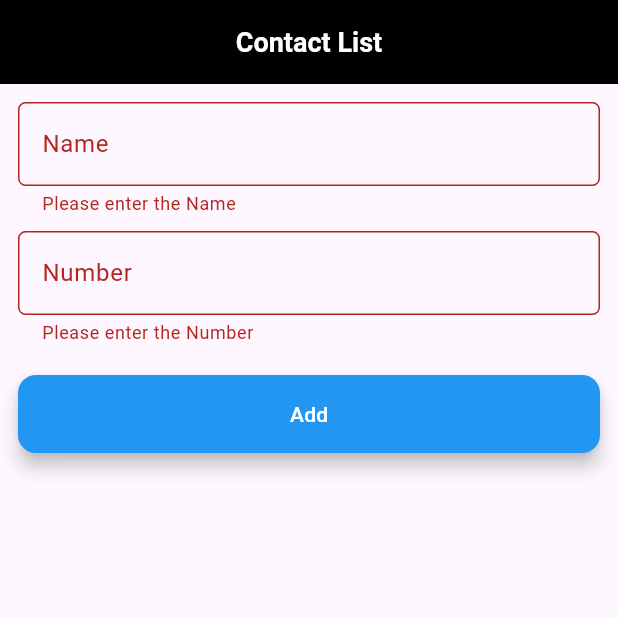
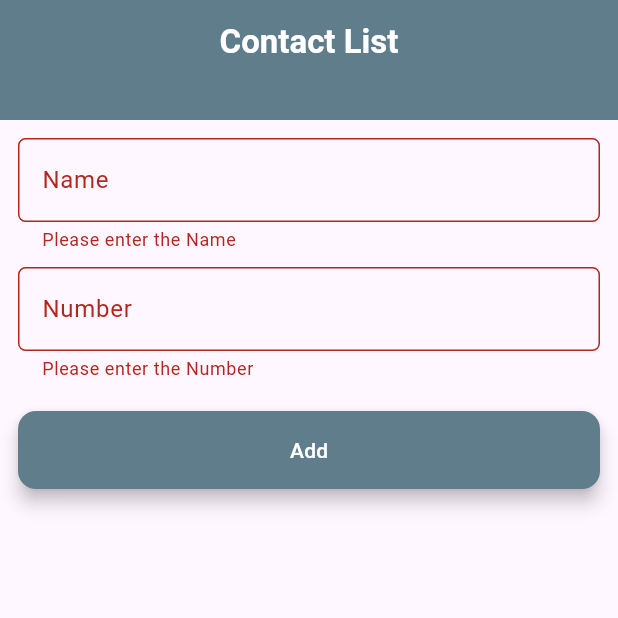
Before and after one commit to shahriarEfti/contact_list, a Flutter app: the screen it shows after launch, after a tap on "Add", on a phone screen of 412 x 824 dp, the top half of it. Run offline on Flutter 3.47's test engine with Material 3 defaults, Android fonts, the phone set to English and light mode, and no system bars; our stand-ins replace gap.

Commit message:
add custom AppBar

```diff
--- a/lib/app.dart
+++ b/lib/app.dart
@@ -2,15 +2,31 @@ import 'package:contact_list/ui/Screens/home_screen.dart';
 import 'package:flutter/cupertino.dart';
 import 'package:flutter/material.dart';
 
-class  ContactList extends StatelessWidget {
-  const  ContactList({super.key});
+class ContactList extends StatelessWidget {
+  const ContactList({super.key});
 
   @override
   Widget build(BuildContext context) {
     return MaterialApp(
+      theme: ThemeData(
+        appBarTheme: AppBarTheme(
+
+          backgroundColor: Colors.blueGrey,
+        ),
+        elevatedButtonTheme: ElevatedButtonThemeData(
+          style: ElevatedButton.styleFrom(
+            foregroundColor: Colors.white,
+            backgroundColor: Colors.blueGrey,
+            padding: EdgeInsets.symmetric(vertical: 16.0),
+            shape: RoundedRectangleBorder(
+              borderRadius: BorderRadius.circular(12.0),
+            ),
+            elevation: 5,
+          ),
+        ),
+      ),
       debugShowCheckedModeBanner: false,
       home: HomeScreen(),
-
     );
   }
 }
--- a/lib/ui/Screens/home_screen.dart
+++ b/lib/ui/Screens/home_screen.dart
@@ -1,3 +1,4 @@
+import 'package:contact_list/ui/Widgets/custom_appbar.dart';
 import 'package:flutter/material.dart';
 import 'package:gap/gap.dart';
 
@@ -14,8 +15,14 @@ class _HomeScreenState extends State<HomeScreen> {
   final GlobalKey<FormState> _formkey = GlobalKey<FormState>();
 
   List<Map<String, String>> _contacts = [];
+  AutovalidateMode _autovalidateMode = AutovalidateMode.disabled;
 
   void _addContact() {
+    setState(() {
+      _autovalidateMode = AutovalidateMode.onUserInteraction;
+    });
+
+
       if (_formkey.currentState!.validate()) {
         setState(() {
           _contacts.add({
@@ -24,19 +31,16 @@ class _HomeScreenState extends State<HomeScreen> {
           });
           _nameTEcontroller.clear();
           _numberTEcontroller.clear();
+          _autovalidateMode = AutovalidateMode.disabled;
         });
       }
     }
-
 
     void _deleteContact(int index) {
       setState(() {
         _contacts.removeAt(index);
       });
     }
-
-
-
 
     Future<void> _showDeleteConfirmationDialog(int index) async {
       return showDialog<void>(
@@ -72,28 +76,22 @@ class _HomeScreenState extends State<HomeScreen> {
       );
     }
 
-
+    @override
+    void dispose() {
+      _nameTEcontroller.dispose();
+      _numberTEcontroller.dispose();
+      super.dispose();
+    }
 
     @override
     Widget build(BuildContext context) {
       return Scaffold(
-      appBar: AppBar(
-        backgroundColor: Colors.black,
-        title: Center(
-          child: Text(
-            "Contact List",
-            style: TextStyle(
-              color: Colors.white,
-              fontSize: 18,
-              fontWeight: FontWeight.bold,
-            ),
-          ),
-        ),
-      ),
+        appBar: CustomAppBar(title: "Contact List"),
         body: Padding(
           padding: const EdgeInsets.all(12),
           child: Form(
             key: _formkey,
+            autovalidateMode: _autovalidateMode,
             child: Column(
               children: [
                 TextFormField(
@@ -105,9 +103,11 @@ class _HomeScreenState extends State<HomeScreen> {
                       borderRadius: BorderRadius.circular(5),
                     ),
                   ),
-                autovalidateMode: AutovalidateMode.onUserInteraction,
+
                   validator: (String? value) {
-                  if (value?.trim().isEmpty ?? true) {
+                    if (value
+                        ?.trim()
+                        .isEmpty ?? true) {
                       return "Please enter the Name";
                     }
                     return null;
@@ -123,9 +123,11 @@ class _HomeScreenState extends State<HomeScreen> {
                       borderRadius: BorderRadius.circular(5),
                     ),
                   ),
-                autovalidateMode: AutovalidateMode.onUserInteraction,
+
                   validator: (String? value) {
-                  if (value?.trim().isEmpty ?? true) {
+                    if (value
+                        ?.trim()
+                        .isEmpty ?? true) {
                       return "Please enter the Number";
                     }
                     return null;
@@ -133,18 +135,12 @@ class _HomeScreenState extends State<HomeScreen> {
                 ),
                 Gap(20),
                 SizedBox(
-                width: MediaQuery.of(context).size.width,
+                  width: MediaQuery
+                      .of(context)
+                      .size
+                      .width,
                   child: ElevatedButton(
                     onPressed: _addContact,
-                  style: ElevatedButton.styleFrom(
-                    foregroundColor: Colors.white,
-                    backgroundColor: Colors.blue,
-                    padding: EdgeInsets.symmetric(vertical: 16.0),
-                    shape: RoundedRectangleBorder(
-                      borderRadius: BorderRadius.circular(12.0),
-                    ),
-                    elevation: 5,
-                  ),
                     child: Text("Add"),
                   ),
                 ),
@@ -157,8 +153,7 @@ class _HomeScreenState extends State<HomeScreen> {
                         onLongPress: () {
                           _showDeleteConfirmationDialog(index);
                         },
-
-                      child:ListTile(
+                        child: ListTile(
                           title: Text(
                             _contacts[index]['name']!,
                             style: TextStyle(
@@ -195,7 +190,8 @@ class _HomeScreenState extends State<HomeScreen> {
                           shape: RoundedRectangleBorder(
                             borderRadius: BorderRadius.circular(10.0),
                           ),
-                      ),);
+                        ),
+                      );
                     },
                     separatorBuilder: (context, index) {
                       return Divider(
--- /dev/null
+++ b/lib/ui/Widgets/custom_appbar.dart
@@ -0,0 +1,34 @@
+import 'package:flutter/material.dart';
+
+class CustomAppBar extends StatelessWidget implements PreferredSizeWidget {
+  final String title;
+
+  const CustomAppBar({Key? key, required this.title}) : super(key: key);
+
+  @override
+  Widget build(BuildContext context) {
+    return Container(
+      decoration: BoxDecoration(
+        borderRadius: BorderRadius.only(
+          topLeft: Radius.circular(80.0),
+          topRight: Radius.circular(80.0),
+        ),
+      ),
+      child: AppBar(
+        title: Center(
+          child: Text(
+            title,
+            style: TextStyle(
+              color: Colors.white,
+              fontSize: 22,
+              fontWeight: FontWeight.bold,
+            ),
+          ),
+        ),
+      ),
+    );
+  }
+
+  @override
+  Size get preferredSize => Size.fromHeight(80.0);
+}
```
Lines whose indentation alone changed are shown as unchanged.
